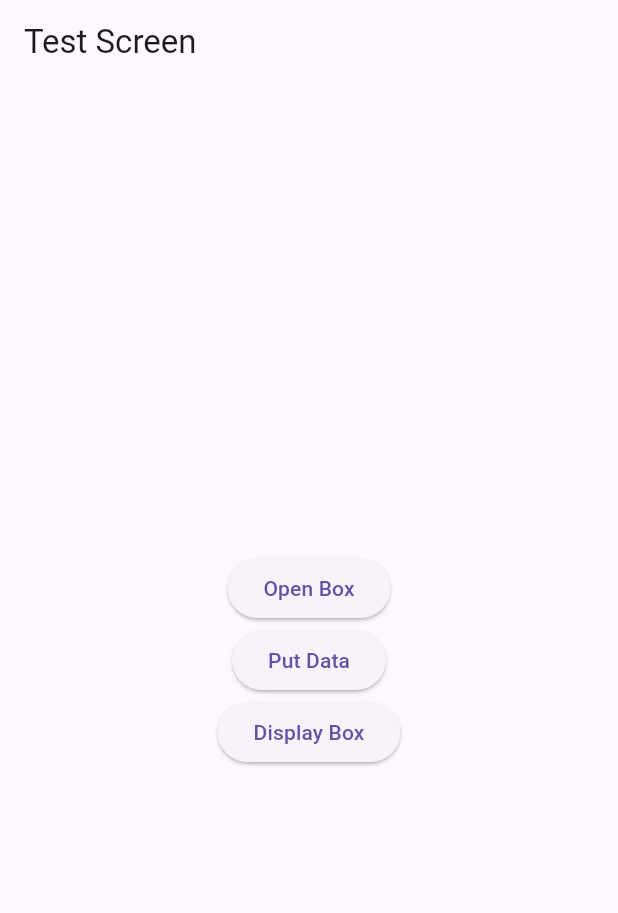
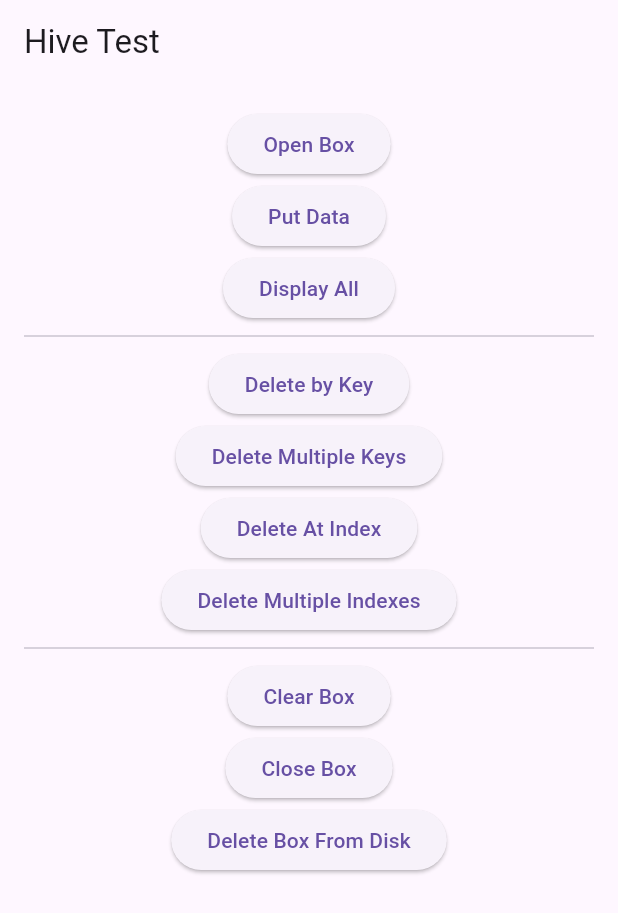
Before and after one commit to nada263204/hive_app, a Flutter app: the screen it shows after launch, after a tap on "Put Data", on a phone screen of 412 x 824 dp. Shown: the top 913 px of the screen. Run offline on Flutter 3.47's test engine with Material 3 defaults, Android fonts, the phone set to English and light mode, and no system bars; our stand-ins replace hive_flutter; accounts and stored records are empty.

Commit message:
Refactor TestScreen: update box operations and enhance data handling with detailed print statements

```diff
--- a/lib/test_screen.dart
+++ b/lib/test_screen.dart
@@ -1,5 +1,5 @@
 import 'package:flutter/material.dart';
-import 'package:hive_flutter/adapters.dart';
+import 'package:hive_flutter/hive_flutter.dart';
 
 class TestScreen extends StatelessWidget {
   TestScreen({super.key});
@@ -8,40 +8,113 @@
   @override
   Widget build(BuildContext context) {
     return Scaffold(
-      appBar: AppBar(title: const Text('Test Screen')),
-      body: Center(
+      appBar: AppBar(title: const Text("Hive Test")),
+      body: SingleChildScrollView(
+        padding: const EdgeInsets.all(16),
         child: Column(
-          mainAxisAlignment: MainAxisAlignment.center,
           children: [
+            /// OPEN BOX
             ElevatedButton(
               onPressed: () async {
-                // Open Hive Box Future must be awaited
                 box = await Hive.openBox("test");
+                print("Box Opened");
               },
               child: const Text("Open Box"),
             ),
 
+            /// PUT DATA
             ElevatedButton(
               onPressed: () {
-                box.addAll([123, 456, 789]);
+                box.putAll({
+                  "name": "Nada",
+                  "age": 24,
+                  1: true,
+                  2: [1, 2, 3],
+                });
+                print("Data Inserted");
               },
               child: const Text("Put Data"),
             ),
+
+            /// DISPLAY ALL
             ElevatedButton(
               onPressed: () {
-                print(box.get(0));
-                print(box.get(79));
-                print(box.get(80));
-                print(box.get(81));
-                print(box.get(82));
-                print(box.get(83));
-                print(box.values.toList());
-                box.values.forEach((element) {
-                  print(element);
-                });
-                box.clear();
+                for (var key in box.keys) {
+                  print("key: $key , value: ${box.get(key)}");
+                }
               },
-              child: const Text("Display Box"),
+              child: const Text("Display All"),
+            ),
+
+            const Divider(),
+
+            /// DELETE BY KEY
+            ElevatedButton(
+              onPressed: () {
+                box.delete("name");
+                print("Deleted key: name");
+              },
+              child: const Text("Delete by Key"),
+            ),
+
+            /// DELETE MULTIPLE KEYS
+            ElevatedButton(
+              onPressed: () {
+                box.deleteAll(["age", 1]);
+                print("Deleted multiple keys");
+              },
+              child: const Text("Delete Multiple Keys"),
+            ),
+
+            /// DELETE BY INDEX
+            ElevatedButton(
+              onPressed: () {
+                if (box.length > 0) {
+                  box.deleteAt(0);
+                  print("Deleted at index 0");
+                }
+              },
+              child: const Text("Delete At Index"),
+            ),
+
+            /// DELETE MULTIPLE INDEXES
+            ElevatedButton(
+              onPressed: () {
+                if (box.length > 1) {
+                  box.deleteAll([0, 1]);
+                  print("Deleted at indexes 0 & 1");
+                }
+              },
+              child: const Text("Delete Multiple Indexes"),
+            ),
+
+            const Divider(),
+
+            /// CLEAR BOX
+            ElevatedButton(
+              onPressed: () async {
+                await box.clear();
+                print("Box Cleared");
+              },
+              child: const Text("Clear Box"),
+            ),
+
+            /// CLOSE BOX
+            ElevatedButton(
+              onPressed: () async {
+                await box.close();
+                print("Box Closed");
+              },
+              child: const Text("Close Box"),
+            ),
+
+            /// DELETE BOX FROM DISK
+            ElevatedButton(
+              onPressed: () async {
+                await Hive.deleteBoxFromDisk("test");
+                print("Box Deleted From Disk");
+              },
+              child: const Text("Delete Box From Disk"),
             ),
           ],
         ),
```
